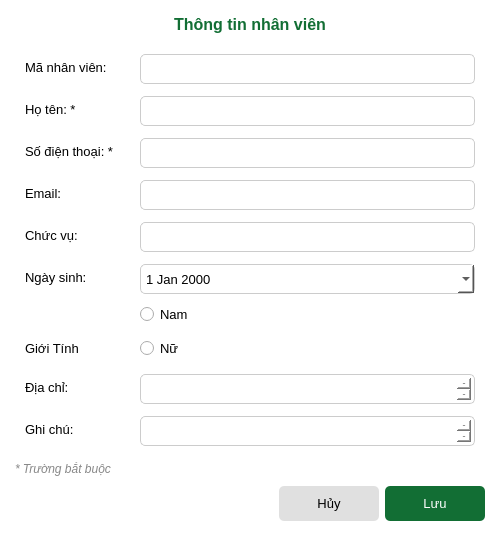
This is ui/dialogs/staff_dialog.ui in DucSunIT/btl_python_eaut as Qt 5 draws it before an edit. The edited form follows.
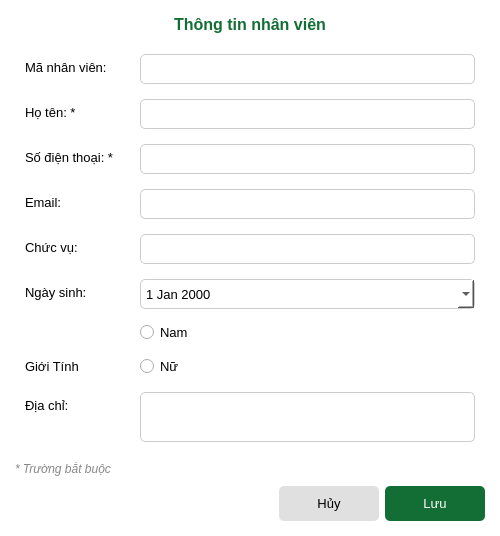
This is the edited form.

```diff
--- a/ui/dialogs/staff_dialog.ui
+++ b/ui/dialogs/staff_dialog.ui
@@ -396,52 +396,6 @@
         </property>
        </widget>
       </item>
-      <item row="10" column="0">
-       <widget class="QLabel" name="lbl_ghi_chu">
-        <property name="font">
-         <font>
-          <family>Arial</family>
-          <pointsize>10</pointsize>
-         </font>
-        </property>
-        <property name="text">
-         <string>Ghi chú:</string>
-        </property>
-       </widget>
-      </item>
-      <item row="10" column="1">
-       <widget class="QPlainTextEdit" name="txt_ghi_chu">
-        <property name="minimumSize">
-         <size>
-          <width>0</width>
-          <height>30</height>
-         </size>
-        </property>
-        <property name="maximumSize">
-         <size>
-          <width>16777215</width>
-          <height>60</height>
-         </size>
-        </property>
-        <property name="sizeIncrement">
-         <size>
-          <width>0</width>
-          <height>30</height>
-         </size>
-        </property>
-        <property name="font">
-         <font>
-          <family>Arial</family>
-          <pointsize>10</pointsize>
-         </font>
-        </property>
-        <property name="styleSheet">
-         <string notr="true">border: 1px solid #ccc;
-border-radius: 5px;
-padding: 3px;</string>
-        </property>
-       </widget>
-      </item>
      </layout>
     </widget>
    </item>
```
